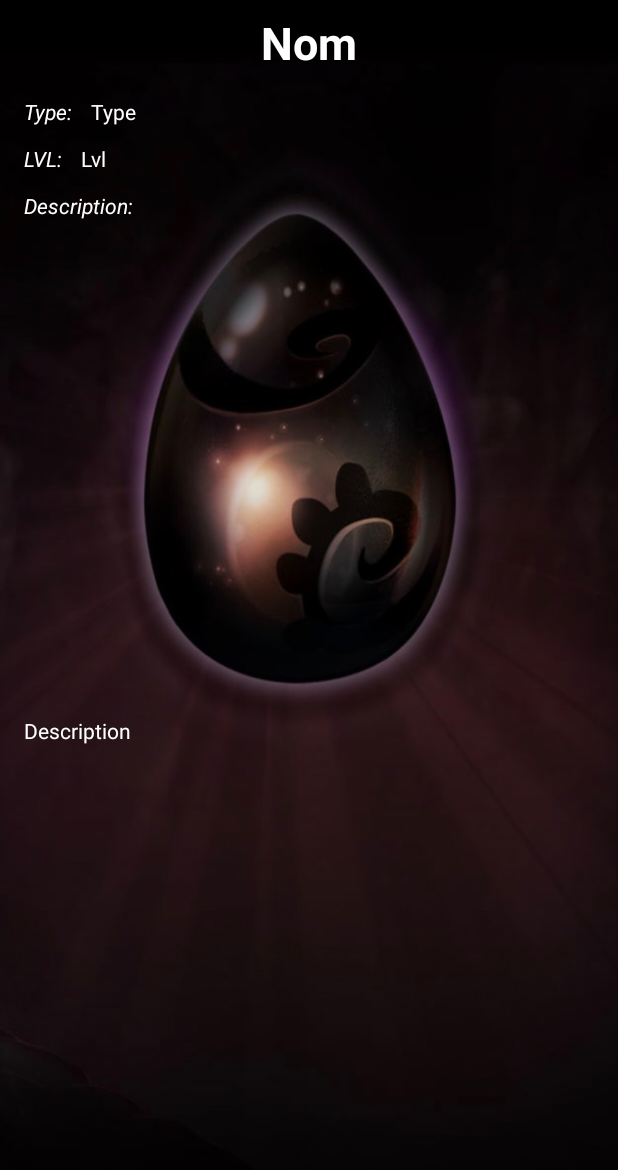
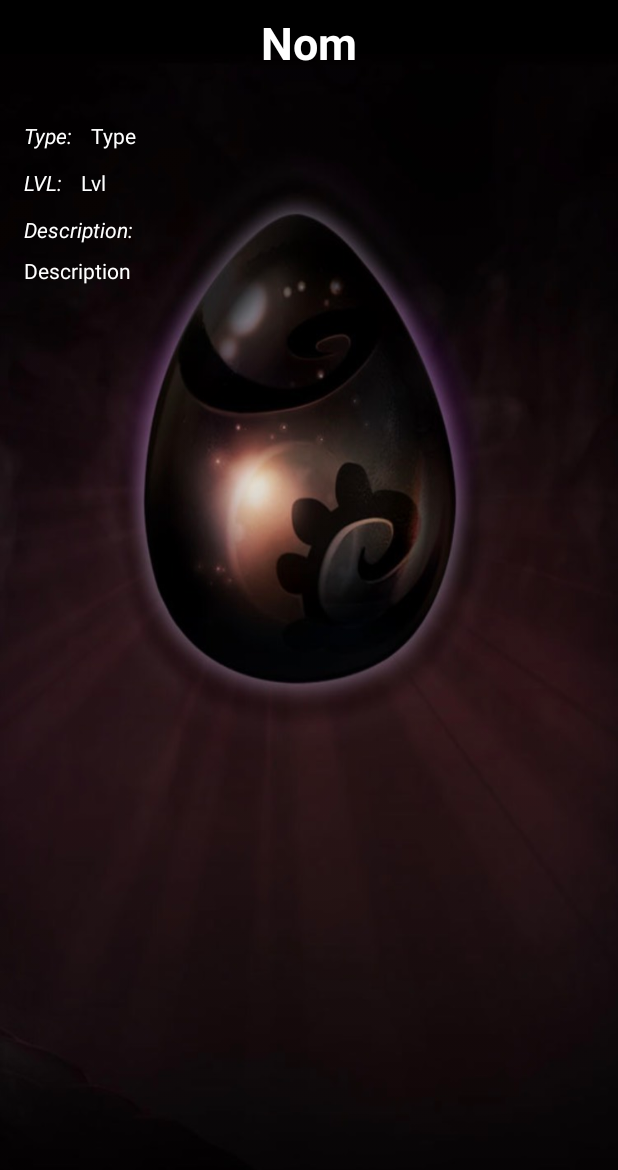
Before and after one commit to AntoineAntix/Projet, an Android app: the DetailsActivity screen opened directly, with no data from a screen before it, on a phone screen of 412 x 824 dp. Shown: the top 1170 px of the screen. Run offline under Robolectric (Android 15) with nearby library versions, the phone set to English and light mode, and no system bars; our stand-ins replace Picasso; pictures from the network do not load.

Commit message:
Adding Picture in the Activity Details

```diff
--- a/app/src/main/res/layout/activity_details.xml
+++ b/app/src/main/res/layout/activity_details.xml
@@ -27,7 +27,7 @@
     <TextView
         android:id="@+id/description"
         android:layout_width="0dp"
-        android:layout_height="wrap_content"
+        android:layout_height="0dp"
         android:layout_marginStart="16dp"
         android:layout_marginLeft="16dp"
         android:layout_marginTop="8dp"
@@ -64,7 +64,7 @@
         android:layout_height="wrap_content"
         android:layout_marginStart="12dp"
         android:layout_marginLeft="12dp"
-        android:layout_marginTop="8dp"
+        android:layout_marginTop="16dp"
         android:layout_marginEnd="16dp"
         android:layout_marginRight="16dp"
         android:text="Type"
@@ -76,13 +76,14 @@
     <ImageView
         android:id="@+id/image"
         android:layout_width="wrap_content"
-        android:layout_height="wrap_content"
+        android:layout_height="0dp"
         android:layout_marginStart="8dp"
         android:layout_marginLeft="8dp"
-        android:layout_marginTop="8dp"
+        android:layout_marginTop="16dp"
         android:layout_marginEnd="8dp"
         android:layout_marginRight="8dp"
         app:layout_constraintEnd_toEndOf="parent"
+        app:layout_constraintHorizontal_bias="0.498"
         app:layout_constraintStart_toStartOf="parent"
         app:layout_constraintTop_toBottomOf="@+id/nom" />
 
@@ -92,7 +93,7 @@
         android:layout_height="wrap_content"
         android:layout_marginStart="16dp"
         android:layout_marginLeft="16dp"
-        android:layout_marginTop="8dp"
+        android:layout_marginTop="16dp"
         android:text="Type:"
         android:textColor="@color/RowColor"
         android:textStyle="italic"
--- a/app/src/main/res/layout/row_layout.xml
+++ b/app/src/main/res/layout/row_layout.xml
@@ -7,9 +7,11 @@
     android:padding="6dip"
     android:id="@+id/parent">
 
+
     <RelativeLayout
         android:layout_width="match_parent"
         android:layout_height="65dp">
+
 
         <TextView
             android:id="@+id/cell_txt_weapons_name"
@@ -42,6 +44,7 @@
             android:textColor="@color/RowColor"
             android:textSize="12dp" />
 
+
         <ImageView
             android:id="@+id/cell_txt_weapons_image"
             android:layout_width="wrap_content"
--- a/build.gradle
+++ b/build.gradle
@@ -7,7 +7,7 @@ buildscript {
 
     }
     dependencies {
-        classpath 'com.android.tools.build:gradle:3.3.0'
+        classpath 'com.android.tools.build:gradle:3.3.2'
 
         // NOTE: Do not place your application dependencies here; they belong
         // in the individual module build.gradle files
```
Also changed, not shown: app/src/main/res/drawable/customborder.xml (added, +8 -0 lines).
